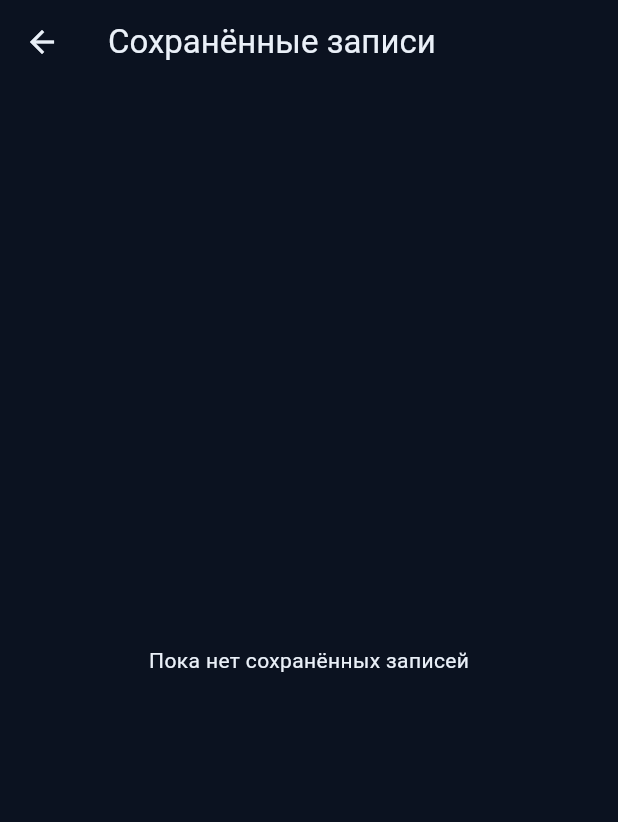
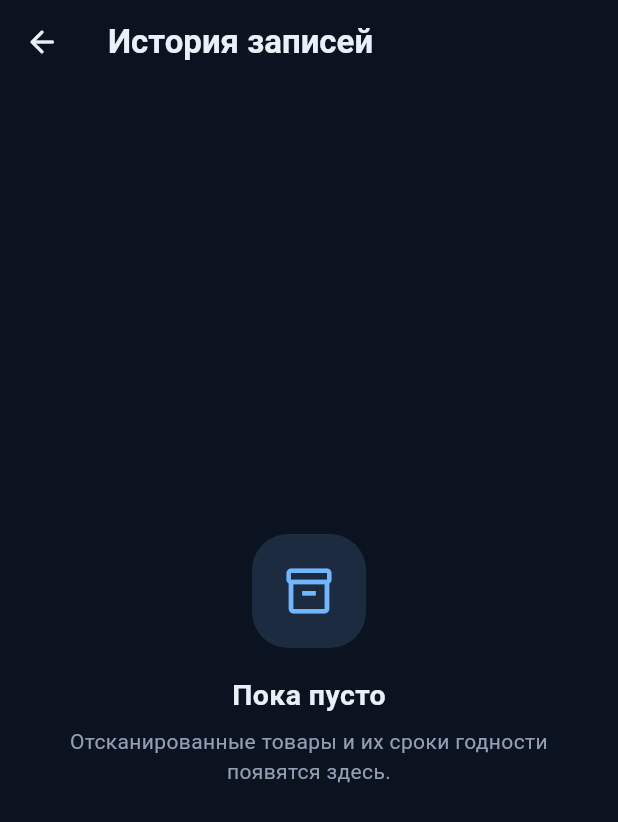
Before and after one commit to DarkVMD/Scanner_test, a Flutter app: the RecordsScreen screen opened directly, on a phone screen of 412 x 824 dp. Shown: the top 822 px of the screen. Run offline on Flutter 3.47's test engine with Material 3 defaults, Android fonts, the phone set to English and light mode, and no system bars; our stand-ins replace file_picker, share_plus, sqflite; missing offline and left inert: excel, mobile_scanner; accounts and stored records are empty.

Commit message:
Restyle records and export screen

```diff
--- a/lib/screens/records_screen.dart
+++ b/lib/screens/records_screen.dart
@@ -20,7 +20,9 @@ class _RecordsScreenState extends State<RecordsScreen> {
     try {
       final bytes = ExcelService.exportRecords(records);
       await Share.shareXFiles([XFile.fromData(bytes, mimeType: 'application/vnd.openxmlformats-officedocument.spreadsheetml.sheet', name: 'sroki_godnosti.xlsx')], text: 'Экспорт сроков годности');
-    } catch (e) { if (mounted) ScaffoldMessenger.of(context).showSnackBar(SnackBar(content: Text('Ошибка экспорта: $e'))); }
+    } catch (e) {
+      if (mounted) ScaffoldMessenger.of(context).showSnackBar(SnackBar(content: Text('Ошибка экспорта: $e')));
+    }
   }
 
   Future<void> _delete(ExpiryRecord record) async {
@@ -31,19 +33,62 @@ class _RecordsScreenState extends State<RecordsScreen> {
 
   @override
   Widget build(BuildContext context) => Scaffold(
-    appBar: AppBar(title: const Text('Сохранённые записи')),
+    appBar: AppBar(
+      title: const Text('История записей', style: TextStyle(fontWeight: FontWeight.w700)),
+      leading: IconButton(icon: const Icon(Icons.arrow_back_rounded), onPressed: () => Navigator.pop(context)),
+    ),
     body: FutureBuilder<List<ExpiryRecord>>(
       future: _records,
       builder: (context, snapshot) {
         if (snapshot.connectionState != ConnectionState.done) return const Center(child: CircularProgressIndicator());
+        if (snapshot.hasError) return const Center(child: Text('Не удалось загрузить записи'));
         final records = snapshot.data ?? [];
-        if (records.isEmpty) return const Center(child: Text('Пока нет сохранённых записей'));
+        if (records.isEmpty) {
+          return Center(child: Padding(
+            padding: const EdgeInsets.all(32),
+            child: Column(mainAxisSize: MainAxisSize.min, children: [
+              Container(width: 76, height: 76, decoration: BoxDecoration(color: const Color(0xFF1C2B3F), borderRadius: BorderRadius.circular(24)), child: const Icon(Icons.inventory_2_outlined, size: 36, color: Color(0xFF70B7FF))),
+              const SizedBox(height: 18),
+              const Text('Пока пусто', style: TextStyle(fontSize: 19, fontWeight: FontWeight.w700)),
+              const SizedBox(height: 7),
+              const Text('Отсканированные товары и их сроки годности появятся здесь.', textAlign: TextAlign.center, style: TextStyle(color: Color(0xFF91A0B5), height: 1.4)),
+            ]),
+          ));
+        }
         return Column(children: [
-          Padding(padding: const EdgeInsets.all(12), child: Row(children: [Text('Всего: ${records.length}', style: const TextStyle(fontWeight: FontWeight.bold)), const Spacer(), FilledButton.icon(onPressed: () => _export(records), icon: const Icon(Icons.ios_share), label: const Text('Экспорт .xlsx'))]),),
-          Expanded(child: ListView.separated(itemCount: records.length, separatorBuilder: (_, __) => const Divider(height: 1), itemBuilder: (context, index) {
-            final record = records[index];
-            return ListTile(title: Text(record.name.isEmpty ? 'Без названия' : record.name), subtitle: Text('${record.barcode}\nСрок годности: ${DateFormat('dd.MM.yyyy').format(DateTime.parse(record.expiryDate))}'), isThreeLine: true, trailing: IconButton(icon: const Icon(Icons.delete_outline), onPressed: () => _delete(record)));
-          })),
+          Padding(
+            padding: const EdgeInsets.fromLTRB(16, 8, 16, 12),
+            child: Container(
+              padding: const EdgeInsets.symmetric(horizontal: 16, vertical: 13),
+              decoration: BoxDecoration(color: const Color(0xFF151F30), borderRadius: BorderRadius.circular(16), border: Border.all(color: const Color(0xFF26364B))),
+              child: Row(children: [
+                const Icon(Icons.checklist_rounded, color: Color(0xFF70D6B0), size: 21),
+                const SizedBox(width: 10),
+                Text('Всего записей: ${records.length}', style: const TextStyle(fontWeight: FontWeight.w700)),
+                const Spacer(),
+                FilledButton.tonalIcon(onPressed: () => _export(records), icon: const Icon(Icons.ios_share_rounded, size: 17), label: const Text('Экспорт')),
+              ]),
+            ),
+          ),
+          Expanded(child: ListView.separated(
+            padding: const EdgeInsets.fromLTRB(16, 0, 16, 20),
+            itemCount: records.length,
+            separatorBuilder: (_, __) => const SizedBox(height: 9),
+            itemBuilder: (context, index) {
+              final record = records[index];
+              return Container(
+                decoration: BoxDecoration(color: const Color(0xFF151F30), borderRadius: BorderRadius.circular(16), border: Border.all(color: const Color(0xFF26364B))),
+                child: ListTile(
+                  contentPadding: const EdgeInsets.fromLTRB(15, 7, 7, 7),
+                  leading: Container(width: 42, height: 42, decoration: BoxDecoration(color: const Color(0xFF1D344D), borderRadius: BorderRadius.circular(13)), child: const Icon(Icons.qr_code_2_rounded, color: Color(0xFF70B7FF))),
+                  title: Text(record.name.isEmpty ? 'Без названия' : record.name, style: const TextStyle(fontWeight: FontWeight.w600)),
+                  subtitle: Padding(padding: const EdgeInsets.only(top: 5), child: Text('${record.barcode}\nГоден до: ${DateFormat('dd.MM.yyyy').format(DateTime.parse(record.expiryDate))}', style: const TextStyle(color: Color(0xFF91A0B5), height: 1.5))),
+                  isThreeLine: true,
+                  trailing: IconButton(tooltip: 'Удалить запись', icon: const Icon(Icons.delete_outline_rounded, color: Color(0xFFFF8585)), onPressed: () => _delete(record)),
+                ),
+              );
+            },
+          )),
         ]);
       },
     ),
```
